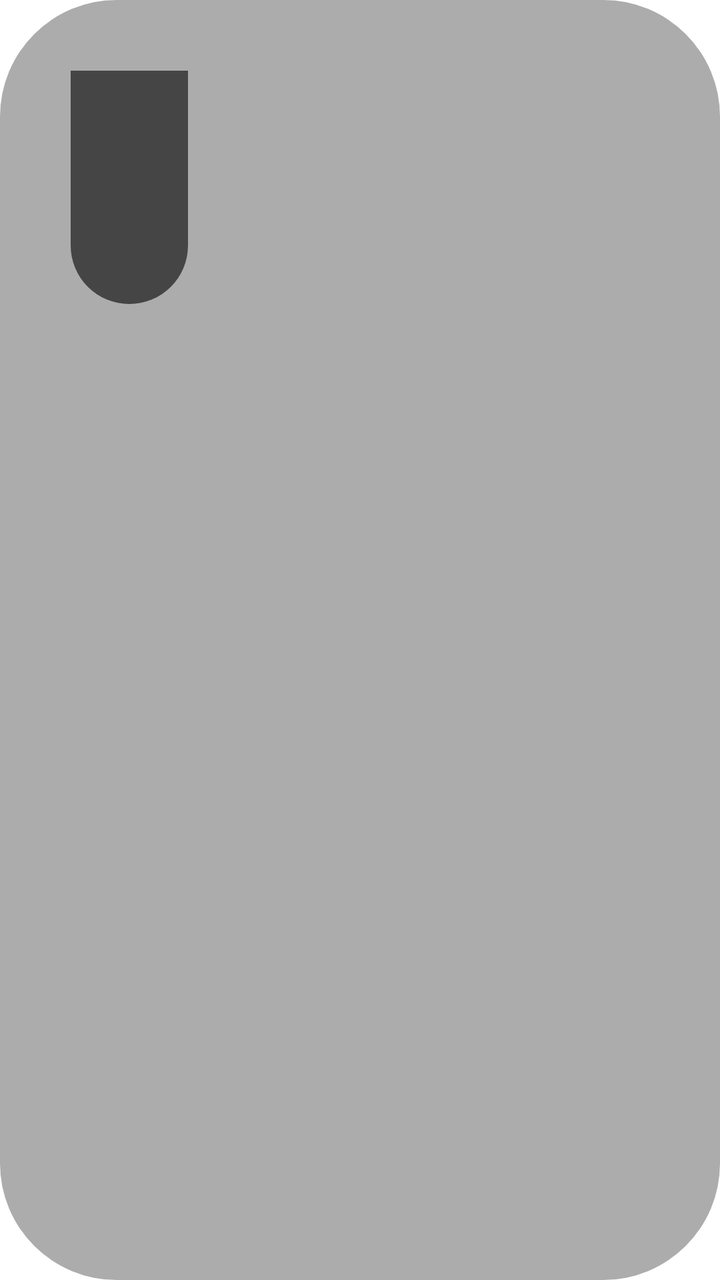
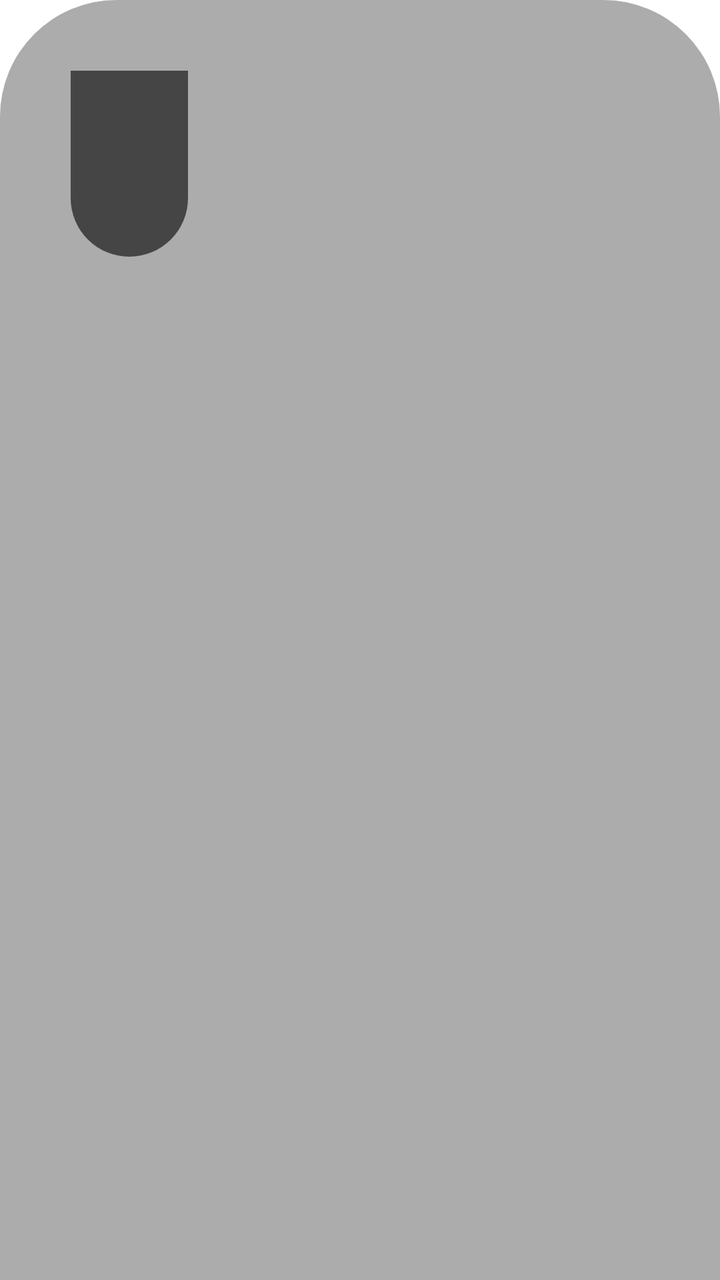

Before-and-after screenshots of an Android layout around one commit, followed by the original layout XML and the change that was made.
<!-- AndroidManifest.xml: application theme AppTheme.NoActionBar -->
<!-- res/layout/item_user_hot_vod.xml -->
<?xml version="1.0" encoding="utf-8"?>
<LinearLayout xmlns:android="http://schemas.android.com/apk/res/android"
    android:layout_width="match_parent"
    android:layout_height="wrap_content"
    android:background="@drawable/shape_user_focus"
    android:focusable="true"
    android:orientation="vertical"
    android:padding="@dimen/vs_1">

    
    <FrameLayout
        android:id="@+id/mItemFrame"
        android:layout_width="match_parent"
        android:layout_height="@dimen/vs_110">

        <ImageView
            android:id="@+id/ivThumb"
            android:layout_width="match_parent"
            android:layout_height="match_parent"
            android:padding="@dimen/vs_1"
            android:scaleType="fitXY" />

        <LinearLayout
            android:layout_width="wrap_content"
            android:layout_height="wrap_content"
            android:layout_marginLeft="@dimen/vs_5"
            android:layout_marginTop="@dimen/vs_5"
            android:layout_marginRight="@dimen/vs_5"
            android:orientation="horizontal">

            <TextView
                android:id="@+id/tvRate"
                android:layout_width="wrap_content"
                android:layout_height="wrap_content"
                android:layout_marginEnd="@dimen/vs_5"
                android:layout_marginRight="@dimen/vs_5"
                android:background="@drawable/shape_thumb_bottom_name"
                android:ellipsize="end"
                android:gravity="center"
                android:paddingLeft="@dimen/vs_5"
                android:paddingRight="@dimen/vs_5"
                android:singleLine="true"
                android:textColor="@android:color/white"
                android:textSize="@dimen/ts_22" />
        </LinearLayout>

        <FrameLayout
            android:id="@+id/delFrameLayout"
            android:layout_width="match_parent"
            android:layout_height="match_parent"
            android:layout_gravity="center"
            android:background="@drawable/shape_user_delete"
            android:visibility="gone">

            <ImageView
                android:id="@+id/imageView"
                android:layout_width="@dimen/vs_80"
                android:layout_height="@dimen/vs_80"
                android:layout_gravity="center"
                android:layout_marginBottom="@dimen/vs_20"
                android:src="@drawable/icon_delete" />

        </FrameLayout>

    </FrameLayout>

    
    <LinearLayout
        android:layout_width="match_parent"
        android:layout_height="@dimen/vs_45"
        android:gravity="bottom"
        android:orientation="vertical"
        android:padding="@dimen/vs_1">

        <TextView
            android:id="@+id/tvNote"
            android:layout_width="wrap_content"
            android:layout_height="wrap_content"
            android:layout_marginLeft="@dimen/vs_2"
            android:layout_marginRight="@dimen/vs_2"
            android:layout_marginBottom="@dimen/vs_2"
            android:background="@drawable/shape_thumb_note"
            android:ellipsize="end"
            android:gravity="center"
            android:paddingLeft="@dimen/vs_5"
            android:paddingRight="@dimen/vs_5"
            android:singleLine="true"
            android:textColor="@android:color/white"
            android:textSize="@dimen/ts_22" />

        <TextView
            android:id="@+id/tvName"
            android:layout_width="match_parent"
            android:layout_height="wrap_content"
            android:background="@drawable/shape_thumb_bottom_name"
            android:ellipsize="end"
            android:gravity="center"
            android:paddingLeft="@dimen/vs_5"
            android:paddingRight="@dimen/vs_5"
            android:paddingTop="@dimen/vs_2"
            android:paddingBottom="@dimen/vs_2"
            android:singleLine="true"
            android:text="Title"
            android:textColor="@android:color/white"
            android:textSize="@dimen/ts_22" />
    </LinearLayout>
</LinearLayout>
<!-- resources referenced by this layout -->
<resources>
  <dimen name="ts_22">15mm</dimen>
  <dimen name="vs_1">1mm</dimen>
  <dimen name="vs_110">110mm</dimen>
  <dimen name="vs_2">2mm</dimen>
  <dimen name="vs_20">20mm</dimen>
  <dimen name="vs_45">45mm</dimen>
  <dimen name="vs_5">5mm</dimen>
  <dimen name="vs_80">80mm</dimen>
  <!-- drawable icon_delete (drawable) -->
  <vector android:height="24dp" android:tint="#FFFFFF"
      android:viewportHeight="24" android:viewportWidth="24"
      android:width="24dp" xmlns:android="http://schemas.android.com/apk/res/android">
    <path android:fillColor="@android:color/white" android:pathData="M6,19c0,1.1 0.9,2 2,2h8c1.1,0 2,-0.9 2,-2L18,7L6,7v12zM8,9h8v10L8,19L8,9zM15.5,4l-1,-1h-5l-1,1L5,4v2h14L19,4z"/>
  </vector>
  <!-- drawable shape_thumb_bottom_name (drawable) -->
  <?xml version="1.0" encoding="utf-8"?>
  <shape xmlns:android="http://schemas.android.com/apk/res/android">
      <corners
          android:bottomLeftRadius="@dimen/vs_10"
          android:bottomRightRadius="@dimen/vs_10" />
      <solid android:color="@color/color_99000000" />
  </shape>
  <!-- drawable shape_thumb_note (drawable) -->
  <?xml version="1.0" encoding="utf-8"?>
  <shape xmlns:android="http://schemas.android.com/apk/res/android">
      <solid android:color="@color/color_3D3D3D" />
      <corners android:radius="5mm" />
  </shape>
  <!-- drawable shape_user_delete (drawable) -->
  <?xml version="1.0" encoding="UTF-8"?>
  <shape xmlns:android="http://schemas.android.com/apk/res/android" android:shape="rectangle" >
  
      <gradient
          android:startColor="@color/color_000000_30"
          android:centerColor="@color/color_000000_60"
          android:endColor="@color/color_000000_30"
          android:angle="90" />
       <corners
          android:radius="@dimen/vs_10"/>
  
  </shape>
  <!-- drawable shape_user_focus (drawable) -->
  <?xml version="1.0" encoding="utf-8"?>
  <selector xmlns:android="http://schemas.android.com/apk/res/android">
      <item android:state_focused="true">
          <shape>
              <corners android:radius="10mm" />
              <stroke android:width="2mm" android:color="@color/color_FFFFFF" />
              <solid android:color="@color/color_6C3D3D3D" />
          </shape>
      </item>
      <item android:state_focused="false">
          <shape>
              <corners android:radius="10mm" />
              <solid android:color="@color/color_6C3D3D3D"/>
          </shape>
      </item>
  </selector>
  <style name="AppTheme.NoActionBar" parent="AppTheme">
          <item name="android:windowActionBar">false</item>
          <item name="android:windowNoTitle">true</item>
          <item name="windowActionBar">false</item>
          <item name="android:windowFullscreen">false</item>//手机版：默认保留状态栏，全屏页面运行时再隐藏
          <item name="android:windowContentOverlay">@null</item>//是否有遮盖
          <item name="windowNoTitle">true</item>
          <item name="android:keepScreenOn">true</item>
          
          <item name="android:windowBackground">@android:color/transparent</item>
          
          <item name="android:statusBarColor">@android:color/transparent</item>
          <item name="android:windowDrawsSystemBarBackgrounds">true</item>
      </style>
  <dimen name="vs_10">10mm</dimen>
  <color name="color_99000000">#99000000</color>
  <color name="color_3D3D3D">#3D3D3D</color>
  <color name="color_000000_30">#48000000</color>
  <color name="color_000000_60">#99000000</color>
  <color name="color_FFFFFF">#ffffffff</color>
  <color name="color_6C3D3D3D">#6c3d3d3d</color>
  <style name="AppTheme" parent="Theme.AppCompat.Light.DarkActionBar">
          
          <item name="colorPrimary">@color/color_6200EE</item>
          <item name="colorPrimaryDark">@color/color_3700B3</item>
          <item name="colorAccent">@color/color_03DAC5</item>
      </style>
  <color name="color_6200EE">#6200EE</color>
  <color name="color_3700B3">#3700B3</color>
  <color name="color_03DAC5">#03DAC5</color>
</resources>

<!-- the commit's change to res/layout/item_user_hot_vod.xml (unified diff, before → after) -->
@@ -2,16 +2,17 @@
 <LinearLayout xmlns:android="http://schemas.android.com/apk/res/android"
     android:layout_width="match_parent"
     android:layout_height="wrap_content"
-    android:background="@drawable/shape_user_focus"
     android:focusable="true"
-    android:orientation="vertical"
-    android:padding="@dimen/vs_1">
+    android:orientation="vertical">
 
     
     <FrameLayout
         android:id="@+id/mItemFrame"
         android:layout_width="match_parent"
-        android:layout_height="@dimen/vs_110">
+        android:layout_height="@dimen/vs_150"
+        android:background="@drawable/shape_user_focus"
+        android:duplicateParentState="true"
+        android:padding="@dimen/vs_1">
 
         <ImageView
             android:id="@+id/ivThumb"
@@ -41,8 +42,26 @@
                 android:paddingRight="@dimen/vs_5"
                 android:singleLine="true"
                 android:textColor="@android:color/white"
-                android:textSize="@dimen/ts_22" />
+                android:textSize="@dimen/ts_16" />
         </LinearLayout>
+
+        
+        <TextView
+            android:id="@+id/tvNote"
+            android:layout_width="wrap_content"
+            android:layout_height="wrap_content"
+            android:layout_gravity="bottom|end"
+            android:layout_marginEnd="@dimen/vs_5"
+            android:layout_marginRight="@dimen/vs_5"
+            android:layout_marginBottom="@dimen/vs_5"
+            android:background="@drawable/shape_thumb_note_alpha"
+            android:ellipsize="end"
+            android:gravity="center"
+            android:paddingLeft="@dimen/vs_5"
+            android:paddingRight="@dimen/vs_5"
+            android:singleLine="true"
+            android:textColor="@android:color/white"
+            android:textSize="@dimen/ts_16" />
 
         <FrameLayout
             android:id="@+id/delFrameLayout"
@@ -65,43 +84,16 @@
     </FrameLayout>
 
     
-    <LinearLayout
+    <TextView
+        android:id="@+id/tvName"
         android:layout_width="match_parent"
-        android:layout_height="@dimen/vs_45"
-        android:gravity="bottom"
-        android:orientation="vertical"
-        android:padding="@dimen/vs_1">
-
-        <TextView
-            android:id="@+id/tvNote"
-            android:layout_width="wrap_content"
-            android:layout_height="wrap_content"
-            android:layout_marginLeft="@dimen/vs_2"
-            android:layout_marginRight="@dimen/vs_2"
-            android:layout_marginBottom="@dimen/vs_2"
-            android:background="@drawable/shape_thumb_note"
-            android:ellipsize="end"
-            android:gravity="center"
-            android:paddingLeft="@dimen/vs_5"
-            android:paddingRight="@dimen/vs_5"
-            android:singleLine="true"
-            android:textColor="@android:color/white"
-            android:textSize="@dimen/ts_22" />
-
-        <TextView
-            android:id="@+id/tvName"
-            android:layout_width="match_parent"
-            android:layout_height="wrap_content"
-            android:background="@drawable/shape_thumb_bottom_name"
-            android:ellipsize="end"
-            android:gravity="center"
-            android:paddingLeft="@dimen/vs_5"
-            android:paddingRight="@dimen/vs_5"
-            android:paddingTop="@dimen/vs_2"
-            android:paddingBottom="@dimen/vs_2"
-            android:singleLine="true"
-            android:text="Title"
-            android:textColor="@android:color/white"
-            android:textSize="@dimen/ts_22" />
-    </LinearLayout>
+        android:layout_height="@dimen/vs_36"
+        android:ellipsize="end"
+        android:gravity="center"
+        android:maxLines="2"
+        android:paddingLeft="@dimen/vs_2"
+        android:paddingRight="@dimen/vs_2"
+        android:text="Title"
+        android:textColor="@android:color/white"
+        android:textSize="@dimen/ts_16" />
 </LinearLayout>
<!-- resource entries referenced after the edit -->
@@ -1,11 +1,11 @@
 <!-- resources referenced by this layout -->
 <resources>
-  <dimen name="ts_22">15mm</dimen>
+  <dimen name="ts_16">12mm</dimen>
   <dimen name="vs_1">1mm</dimen>
-  <dimen name="vs_110">110mm</dimen>
+  <dimen name="vs_150">150mm</dimen>
   <dimen name="vs_2">2mm</dimen>
   <dimen name="vs_20">20mm</dimen>
-  <dimen name="vs_45">45mm</dimen>
+  <dimen name="vs_36">36mm</dimen>
   <dimen name="vs_5">5mm</dimen>
   <dimen name="vs_80">80mm</dimen>
   <!-- drawable icon_delete (drawable) -->
@@ -22,10 +22,10 @@
           android:bottomRightRadius="@dimen/vs_10" />
       <solid android:color="@color/color_99000000" />
   </shape>
-  <!-- drawable shape_thumb_note (drawable) -->
+  <!-- drawable shape_thumb_note_alpha (drawable) -->
   <?xml version="1.0" encoding="utf-8"?>
   <shape xmlns:android="http://schemas.android.com/apk/res/android">
-      <solid android:color="@color/color_3D3D3D" />
+      <solid android:color="@color/color_99000000" />
       <corners android:radius="5mm" />
   </shape>
   <!-- drawable shape_user_delete (drawable) -->
@@ -74,7 +74,6 @@
       </style>
   <dimen name="vs_10">10mm</dimen>
   <color name="color_99000000">#99000000</color>
-  <color name="color_3D3D3D">#3D3D3D</color>
   <color name="color_000000_30">#48000000</color>
   <color name="color_000000_60">#99000000</color>
   <color name="color_FFFFFF">#ffffffff</color>
